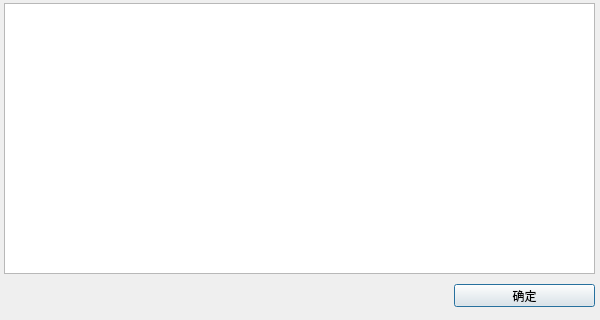
Old version of the form src/dialogchooseofdconfig.ui in the repository cnldw/FinanceFileReader.
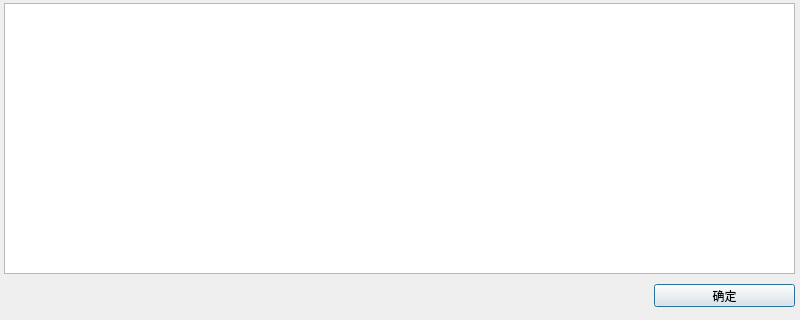
New version of the form.

Diff of the .ui file:
```diff
--- a/src/dialogchooseofdconfig.ui
+++ b/src/dialogchooseofdconfig.ui
@@ -6,19 +6,25 @@
    <rect>
     <x>0</x>
     <y>0</y>
-    <width>600</width>
+    <width>800</width>
     <height>320</height>
    </rect>
   </property>
+  <property name="sizePolicy">
+   <sizepolicy hsizetype="Fixed" vsizetype="Fixed">
+    <horstretch>0</horstretch>
+    <verstretch>0</verstretch>
+   </sizepolicy>
+  </property>
   <property name="minimumSize">
    <size>
-    <width>600</width>
+    <width>800</width>
     <height>320</height>
    </size>
   </property>
   <property name="maximumSize">
    <size>
-    <width>600</width>
+    <width>800</width>
     <height>320</height>
    </size>
   </property>
@@ -30,7 +36,7 @@
     <rect>
      <x>4</x>
      <y>3</y>
-     <width>591</width>
+     <width>791</width>
      <height>271</height>
     </rect>
    </property>
@@ -38,7 +44,7 @@
   <widget class="QPushButton" name="pushButton">
    <property name="geometry">
     <rect>
-     <x>454</x>
+     <x>654</x>
      <y>284</y>
      <width>141</width>
      <height>23</height>
```
